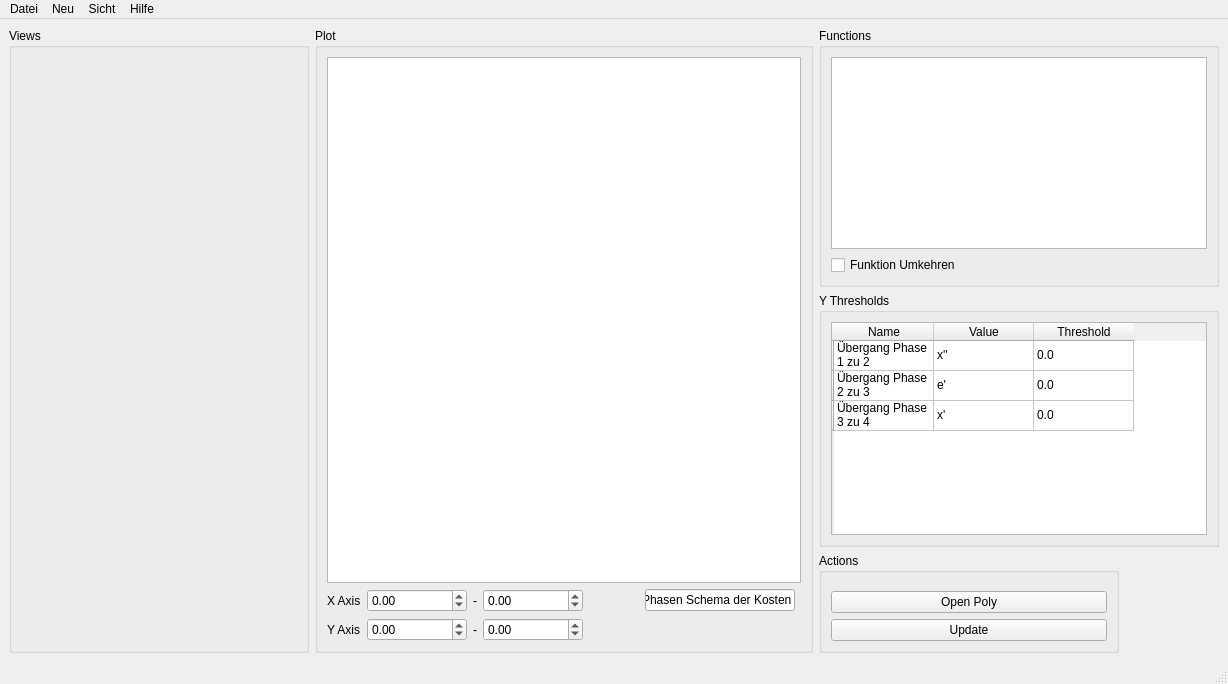
ultradr3mer/Graphitty, file Graphitty/mainview.ui: the form before one commit.
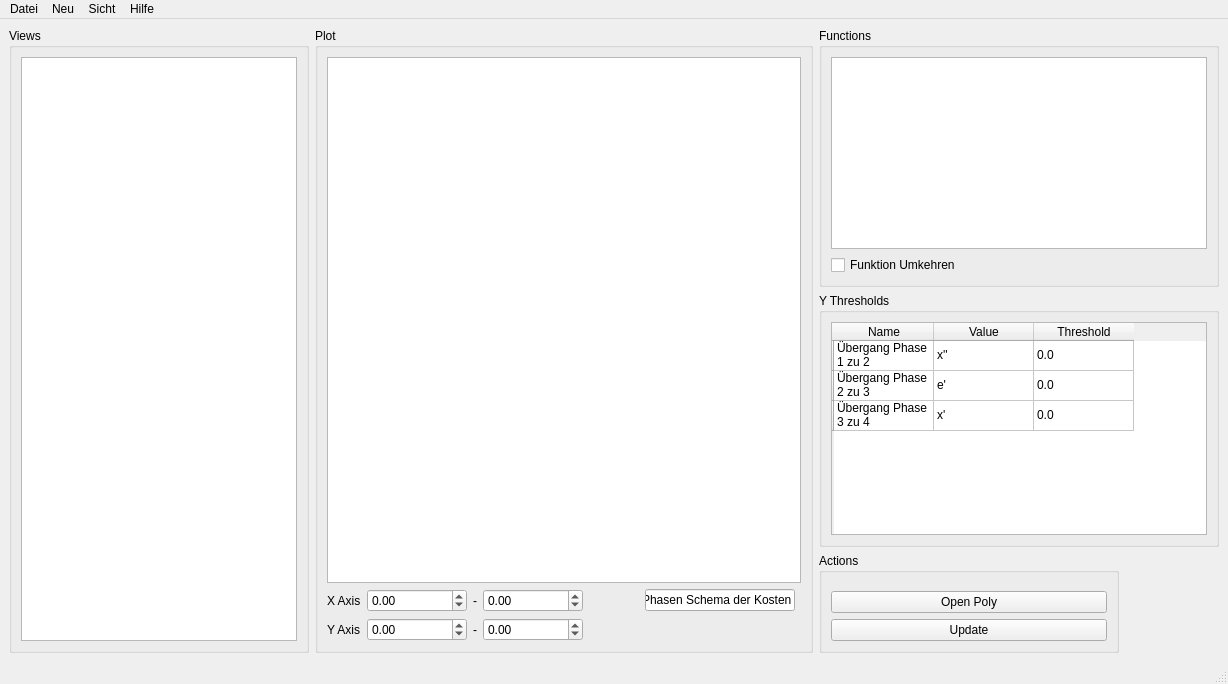
The form after the commit. Custom widgets are drawn as their Qt base class.

```diff
--- a/Graphitty/mainview.ui
+++ b/Graphitty/mainview.ui
@@ -370,7 +370,11 @@
       <property name="title">
        <string>Views</string>
       </property>
-      <layout class="QGridLayout" name="gridLayout_6"/>
+      <layout class="QGridLayout" name="gridLayout_6">
+       <item row="0" column="0">
+        <widget class="QListWidget" name="listWidget"/>
+       </item>
+      </layout>
      </widget>
     </item>
    </layout>
```
